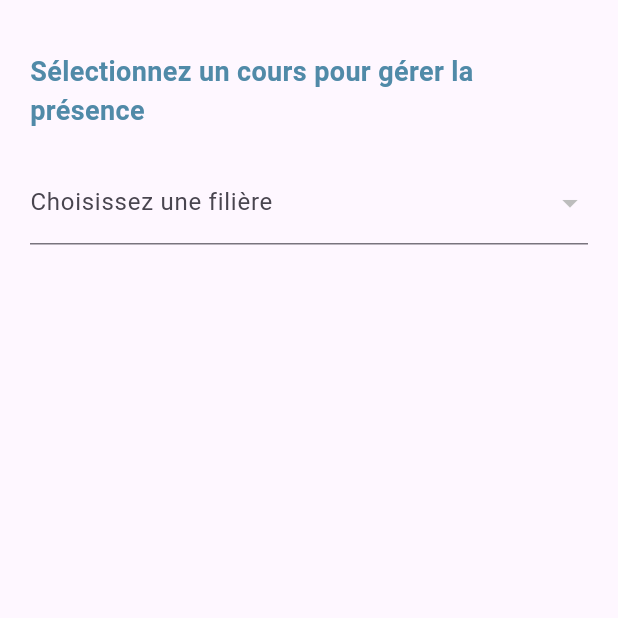
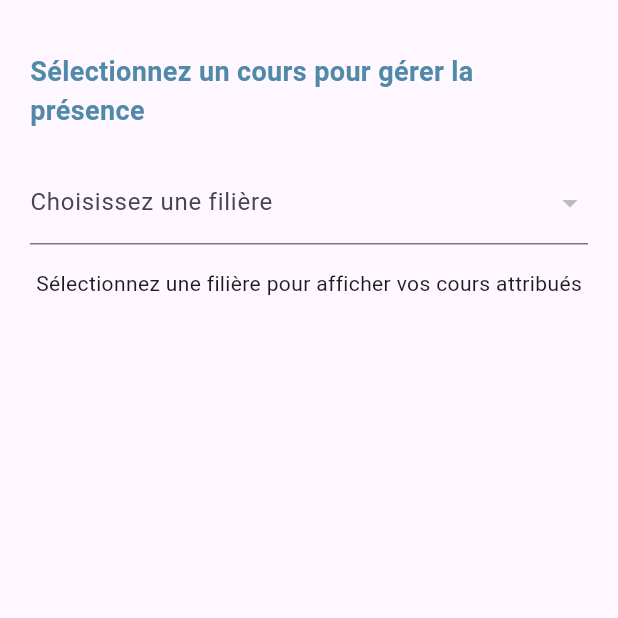
Before and after one commit to AsKing07/easy_attend, a Flutter app: the ProfDashboard screen opened directly, on a phone screen of 412 x 824 dp, the top half of it. Run offline on Flutter 3.47's test engine with Material 3 defaults, Android fonts, the phone set to English and light mode, and no system bars; our stand-ins replace animated_splash_screen, cloud_firestore, expandable, file_picker, firebase_auth, firebase_core and 13 more; missing offline and left inert: dart:ffi, day_night_time_picker, excel; accounts and stored records are empty; generated files the repository leaves out were written again.

```diff
--- a/lib/Methods/set_data.dart
+++ b/lib/Methods/set_data.dart
@@ -4,7 +4,7 @@ import 'package:cloud_firestore/cloud_firestore.dart';
 import 'package:easy_attend/Methods/get_data.dart';
 import 'package:easy_attend/Models/Cours.dart';
 import 'package:easy_attend/Models/Etudiant.dart';
-import 'package:easy_attend/Screens/professeur/TakeAttendance/listOfOneCourseSeance.dart';
+import 'package:easy_attend/Screens/professeur/ManageAttendance/listOfOneCourseSeance.dart';
 import 'package:easy_attend/Widgets/helper.dart';
 import 'package:easy_attend/Widgets/my_error_widget.dart';
 import 'package:flutter/material.dart';
--- a/lib/Screens/professeur/TakeAttendance/OneCoursePage.dart
+++ b/lib/Screens/professeur/ManageAttendance/OneCoursePage.dart
@@ -1,9 +1,9 @@
 import 'package:cloud_firestore/cloud_firestore.dart';
 import 'package:easy_attend/Config/styles.dart';
 import 'package:easy_attend/Methods/get_data.dart';
-import 'package:easy_attend/Screens/professeur/TakeAttendance/createSeance.dart';
-import 'package:easy_attend/Screens/professeur/TakeAttendance/listOfOneCourseSeance.dart';
-import 'package:easy_attend/Screens/professeur/TakeAttendance/listOfStudentsOfACourse.dart';
+import 'package:easy_attend/Screens/professeur/ManageAttendance/createSeance.dart';
+import 'package:easy_attend/Screens/professeur/ManageAttendance/listOfOneCourseSeance.dart';
+import 'package:easy_attend/Screens/professeur/ManageAttendance/listOfStudentsOfACourse.dart';
 import 'package:flutter/material.dart';
 import 'package:google_fonts/google_fonts.dart';
 
--- a/lib/Screens/professeur/TakeAttendance/listOfStudentsOfACourse.dart
+++ b/lib/Screens/professeur/ManageAttendance/listOfStudentsOfACourse.dart
@@ -1,6 +1,6 @@
 import 'package:cloud_firestore/cloud_firestore.dart';
 import 'package:easy_attend/Config/styles.dart';
-import 'package:easy_attend/Screens/professeur/TakeAttendance/seeOneStudentAttendance.dart';
+import 'package:easy_attend/Screens/professeur/ManageAttendance/seeOneStudentAttendance.dart';
 import 'package:easy_attend/Widgets/noResultWidget.dart';
 import 'package:flutter/material.dart';
 import 'package:google_fonts/google_fonts.dart';
--- a/lib/Screens/professeur/prof_Dashboard.dart
+++ b/lib/Screens/professeur/prof_Dashboard.dart
@@ -111,7 +111,13 @@ class _ProfDashboardState extends State<ProfDashboard> {
                     const SizedBox(
                       height: 16,
                     ),
-                    StreamBuilder(
+
+                    _selectedFiliere == null
+                        ? const Center(
+                            child: Text(
+                                'Sélectionnez une filière pour afficher vos cours attribués'),
+                          )
+                        : StreamBuilder(
                             stream: FirebaseFirestore.instance
                                 .collection('cours')
                                 .where('professeurId', isEqualTo: prof.id)
@@ -135,7 +141,8 @@ class _ProfDashboardState extends State<ProfDashboard> {
                                             CourseCard(
                                               name: previous['nomCours'],
                                               niveau: previous['niveau'],
-                                          filiere: _selectedFiliere?.idFiliere,
+                                              filiere:
+                                                  _selectedFiliere?.idFiliere,
                                               teacher: prof['nom'],
                                               option: "professeur",
                                               CourseId: previous.id,
@@ -146,7 +153,8 @@ class _ProfDashboardState extends State<ProfDashboard> {
                                             CourseCard(
                                               name: object['nomCours'],
                                               niveau: object['niveau'],
-                                          filiere: _selectedFiliere?.idFiliere,
+                                              filiere:
+                                                  _selectedFiliere?.idFiliere,
                                               teacher: prof['nom'],
                                               option: "professeur",
                                               CourseId: object.id,
--- a/lib/Widgets/courseCard.dart
+++ b/lib/Widgets/courseCard.dart
@@ -1,7 +1,7 @@
 // ignore_for_file: prefer_const_literals_to_create_immutables
 
 import 'package:easy_attend/Config/styles.dart';
-import 'package:easy_attend/Screens/professeur/TakeAttendance/OneCoursePage.dart';
+import 'package:easy_attend/Screens/professeur/ManageAttendance/OneCoursePage.dart';
 import 'package:flutter/material.dart';
 
 class CourseCard extends StatefulWidget {
```
Also changed, not shown: lib/Screens/professeur/ManageAttendance/listOfOneCourseSeance.dart (renamed from lib/Screens/professeur/TakeAttendance/listOfOneCourseSeance.dart, +8 -7 lines), lib/Screens/professeur/ProfHome.dart (+1 -7 lines), lib/Screens/professeur/ManageAttendance/createSeance.dart (renamed from lib/Screens/professeur/TakeAttendance/createSeance.dart), lib/Screens/professeur/ManageAttendance/listOfCoursePage.dart (added), lib/Screens/professeur/ManageAttendance/seeAttendance.dart (renamed from lib/Screens/professeur/TakeAttendance/seeAttendance.dart), lib/Screens/professeur/ManageAttendance/seeOneStudentAttendance.dart (renamed from lib/Screens/professeur/TakeAttendance/seeOneStudentAttendance.dart), lib/Screens/professeur/ManageAttendance/takeAttendanceManualy.dart (renamed from lib/Screens/professeur/TakeAttendance/takeAttendanceManualy.dart), lib/Screens/professeur/ManageAttendance/takeQRattendance.dart (renamed from lib/Screens/professeur/TakeAttendance/takeQRattendance.dart). Lines whose indentation alone changed are shown as unchanged.
